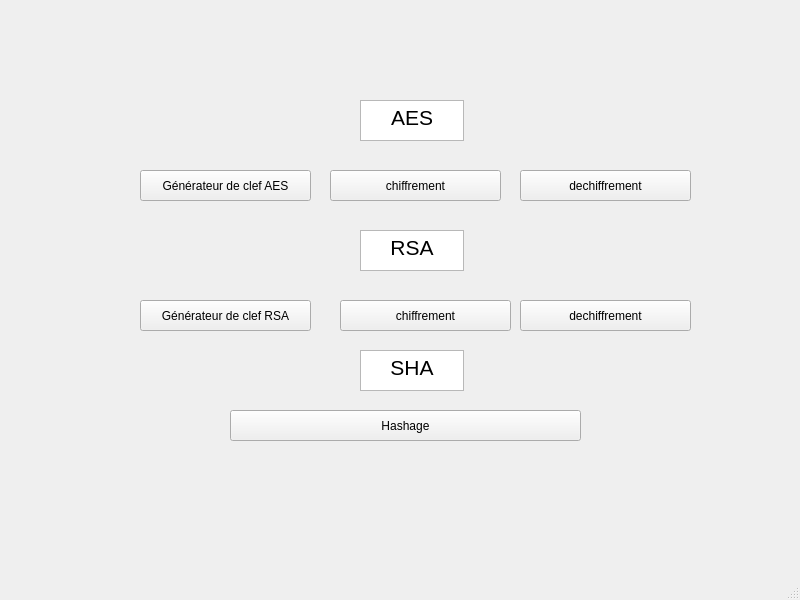
valentin-889/App_Securite, file mainwindow.ui: the form before one commit.
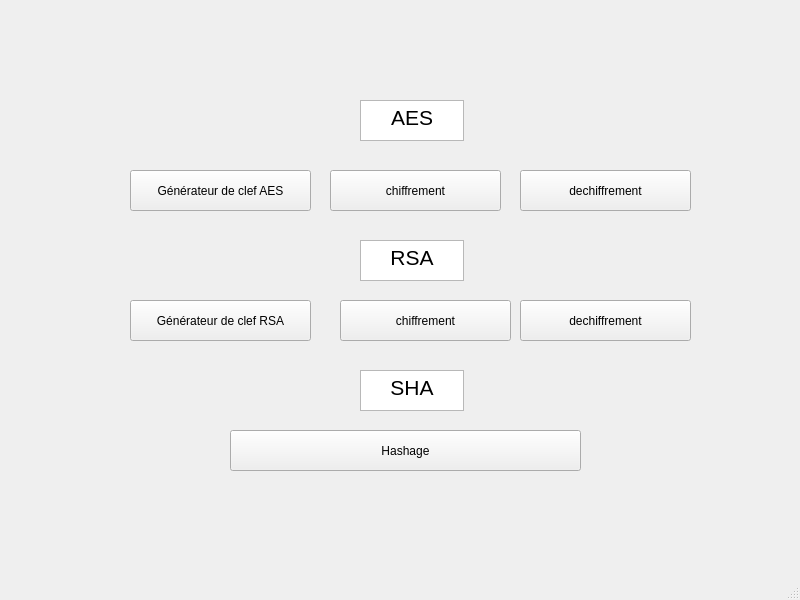
The form after the commit. Icons and pictures are not drawn.

Diff of the .ui file:
```diff
--- a/mainwindow.ui
+++ b/mainwindow.ui
@@ -18,9 +18,9 @@
     <property name="geometry">
      <rect>
       <x>230</x>
-      <y>410</y>
+      <y>430</y>
       <width>351</width>
-      <height>31</height>
+      <height>41</height>
      </rect>
     </property>
     <property name="text">
@@ -33,7 +33,7 @@
       <x>520</x>
       <y>300</y>
       <width>171</width>
-      <height>31</height>
+      <height>41</height>
      </rect>
     </property>
     <property name="text">
@@ -46,7 +46,7 @@
       <x>340</x>
       <y>300</y>
       <width>171</width>
-      <height>31</height>
+      <height>41</height>
      </rect>
     </property>
     <property name="text">
@@ -59,7 +59,7 @@
       <x>520</x>
       <y>170</y>
       <width>171</width>
-      <height>31</height>
+      <height>41</height>
      </rect>
     </property>
     <property name="text">
@@ -72,7 +72,7 @@
       <x>330</x>
       <y>170</y>
       <width>171</width>
-      <height>31</height>
+      <height>41</height>
      </rect>
     </property>
     <property name="text">
@@ -83,7 +83,7 @@
     <property name="geometry">
      <rect>
       <x>360</x>
-      <y>350</y>
+      <y>370</y>
       <width>104</width>
       <height>41</height>
      </rect>
@@ -123,7 +123,7 @@
     <property name="geometry">
      <rect>
       <x>360</x>
-      <y>230</y>
+      <y>240</y>
       <width>104</width>
       <height>41</height>
      </rect>
@@ -142,10 +142,10 @@
    <widget class="QPushButton" name="btn_clef_aes">
     <property name="geometry">
      <rect>
-      <x>140</x>
+      <x>130</x>
       <y>170</y>
-      <width>171</width>
-      <height>31</height>
+      <width>181</width>
+      <height>41</height>
      </rect>
     </property>
     <property name="text">
@@ -155,10 +155,10 @@
    <widget class="QPushButton" name="btn_clef_rsa">
     <property name="geometry">
      <rect>
-      <x>140</x>
+      <x>130</x>
       <y>300</y>
-      <width>171</width>
-      <height>31</height>
+      <width>181</width>
+      <height>41</height>
      </rect>
     </property>
     <property name="text">
```
